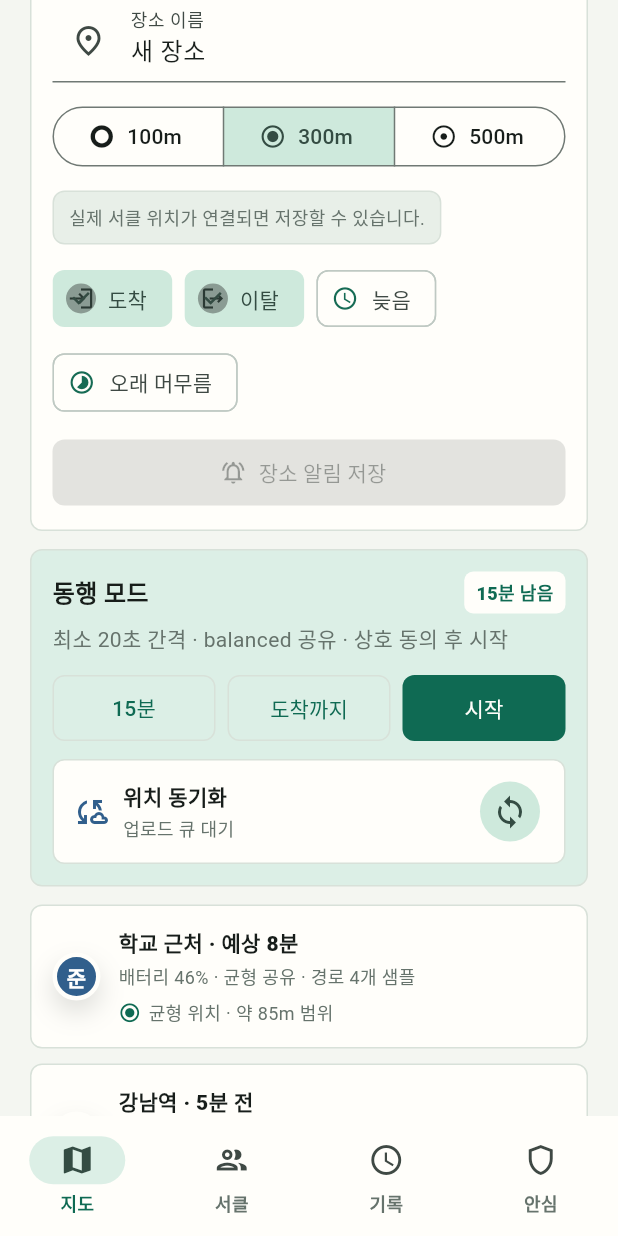
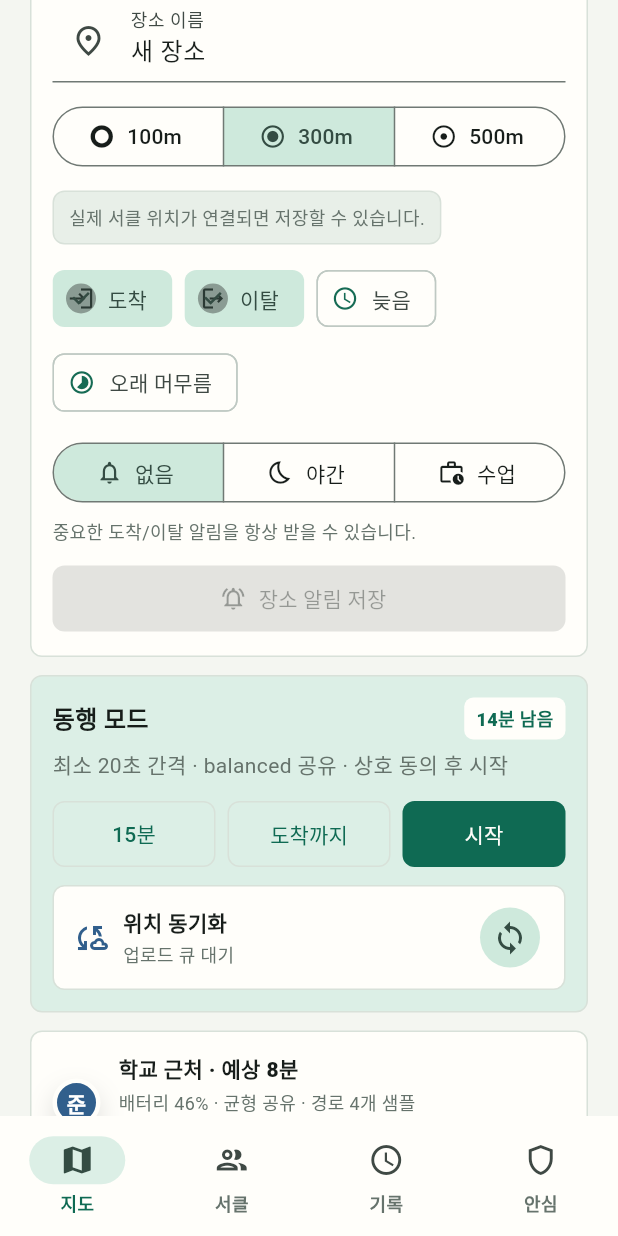
Before and after one commit to Jhongjin/gps, a Flutter app: the screen it shows after launch, scrolled down 576 dp, on a phone screen of 412 x 824 dp. Run offline on Flutter 3.47's test engine with Material 3 defaults, Android fonts, the phone set to English and light mode, and no system bars; our stand-ins replace flutter_map, latlong2, supabase_flutter; accounts and stored records are empty; Roboto replaces fonts that are missing (Geist).

Commit message:
Add place alert quiet hour presets

```diff
--- a/apps/gyeote_flutter/lib/src/core/backend/backend_contract.dart
+++ b/apps/gyeote_flutter/lib/src/core/backend/backend_contract.dart
@@ -142,6 +142,7 @@
     required this.notifyOnDeparture,
     required this.notifyOnLate,
     required this.notifyOnLongStay,
+    required this.quietHours,
     required this.enabled,
     required this.targetCount,
   });
@@ -155,8 +156,57 @@
   final bool notifyOnDeparture;
   final bool notifyOnLate;
   final bool notifyOnLongStay;
+  final PlaceAlertQuietHours quietHours;
   final bool enabled;
   final int targetCount;
+}
+
+class PlaceAlertQuietHours {
+  const PlaceAlertQuietHours({
+    required this.enabled,
+    this.start,
+    this.end,
+    this.timeZone,
+    this.label,
+  });
+
+  const PlaceAlertQuietHours.none()
+      : enabled = false,
+        start = null,
+        end = null,
+        timeZone = null,
+        label = null;
+
+  final bool enabled;
+  final String? start;
+  final String? end;
+  final String? timeZone;
+  final String? label;
+
+  String get summary {
+    if (!enabled) {
+      return '없음';
+    }
+    final timeLabel = start != null && end != null ? '$start-$end' : '설정됨';
+    final labelText = label;
+    if (labelText == null || labelText.isEmpty) {
+      return timeLabel;
+    }
+    return '$labelText $timeLabel';
+  }
+
+  Map<String, Object?> toJson() {
+    if (!enabled) {
+      return {};
+    }
+    return {
+      'enabled': enabled,
+      'start': start,
+      'end': end,
+      'timeZone': timeZone,
+      'label': label,
+    };
+  }
 }
 
 class PlaceAlertDraft {
@@ -170,6 +220,7 @@
     this.notifyOnDeparture = true,
     this.notifyOnLate = false,
     this.notifyOnLongStay = false,
+    this.quietHours = const PlaceAlertQuietHours.none(),
   });
 
   final String circleId;
@@ -181,6 +232,7 @@
   final bool notifyOnDeparture;
   final bool notifyOnLate;
   final bool notifyOnLongStay;
+  final PlaceAlertQuietHours quietHours;
 }
 
 class CheckInEvent {
--- a/apps/gyeote_flutter/lib/src/features/map/map_screen.dart
+++ b/apps/gyeote_flutter/lib/src/features/map/map_screen.dart
@@ -13,6 +13,12 @@
 import '../../core/location/place_alert_geofence_sync.dart';
 import '../../theme/gyeote_theme.dart';
 import 'map_models.dart';
+
+enum _PlaceQuietHoursPreset {
+  none,
+  night,
+  schoolOrWork,
+}
 
 class MapScreen extends StatefulWidget {
   MapScreen({
@@ -68,6 +74,7 @@
   bool _placeNotifyDeparture = true;
   bool _placeNotifyLate = false;
   bool _placeNotifyLongStay = false;
+  _PlaceQuietHoursPreset _placeQuietHoursPreset = _PlaceQuietHoursPreset.none;
   int _placeDraftRadiusM = 300;
   int _routeTailRequestSerial = 0;
   Set<String> _placeDraftTargetIds = const {};
@@ -725,6 +732,7 @@
           notifyOnDeparture: _placeNotifyDeparture,
           notifyOnLate: _placeNotifyLate,
           notifyOnLongStay: _placeNotifyLongStay,
+          quietHours: _quietHoursFromPreset(_placeQuietHoursPreset),
         ),
       );
       if (!mounted) {
@@ -881,6 +889,7 @@
           notifyDeparture: _placeNotifyDeparture,
           notifyLate: _placeNotifyLate,
           notifyLongStay: _placeNotifyLongStay,
+          quietHoursPreset: _placeQuietHoursPreset,
           statusMessage: _placeAlertStatusMessage,
           canSave: canSavePlaceAlert,
           isSaving: _isSavingPlaceAlert,
@@ -896,6 +905,8 @@
           onNotifyLateChanged: (value) => _setPlaceNotification(late: value),
           onNotifyLongStayChanged: (value) =>
               _setPlaceNotification(longStay: value),
+          onQuietHoursPresetChanged: (value) =>
+              setState(() => _placeQuietHoursPreset = value),
           onSave: () => _savePlaceAlert(
             center: draftPlacePoint,
             candidates: placeTargetCandidates,
@@ -1466,6 +1477,7 @@
     required this.notifyDeparture,
     required this.notifyLate,
     required this.notifyLongStay,
+    required this.quietHoursPreset,
     required this.statusMessage,
     required this.canSave,
     required this.isSaving,
@@ -1476,6 +1488,7 @@
     required this.onNotifyDepartureChanged,
     required this.onNotifyLateChanged,
     required this.onNotifyLongStayChanged,
+    required this.onQuietHoursPresetChanged,
     required this.onSave,
   });
 
@@ -1488,6 +1501,7 @@
   final bool notifyDeparture;
   final bool notifyLate;
   final bool notifyLongStay;
+  final _PlaceQuietHoursPreset quietHoursPreset;
   final String? statusMessage;
   final bool canSave;
   final bool isSaving;
@@ -1498,6 +1512,7 @@
   final ValueChanged<bool> onNotifyDepartureChanged;
   final ValueChanged<bool> onNotifyLateChanged;
   final ValueChanged<bool> onNotifyLongStayChanged;
+  final ValueChanged<_PlaceQuietHoursPreset> onQuietHoursPresetChanged;
   final Future<void> Function() onSave;
 
   @override
@@ -1640,6 +1655,41 @@
                 onSelected: onNotifyLongStayChanged,
               ),
             ],
+          ),
+          const SizedBox(height: 12),
+          SizedBox(
+            width: double.infinity,
+            child: SegmentedButton<_PlaceQuietHoursPreset>(
+              showSelectedIcon: false,
+              segments: const [
+                ButtonSegment(
+                  value: _PlaceQuietHoursPreset.none,
+                  icon: Icon(Icons.notifications_none_outlined),
+                  label: Text('없음'),
+                ),
+                ButtonSegment(
+                  value: _PlaceQuietHoursPreset.night,
+                  icon: Icon(Icons.bedtime_outlined),
+                  label: Text('야간'),
+                ),
+                ButtonSegment(
+                  value: _PlaceQuietHoursPreset.schoolOrWork,
+                  icon: Icon(Icons.work_history_outlined),
+                  label: Text('수업'),
+                ),
+              ],
+              selected: {quietHoursPreset},
+              onSelectionChanged: (values) {
+                if (values.isNotEmpty) {
+                  onQuietHoursPresetChanged(values.first);
+                }
+              },
+            ),
+          ),
+          const SizedBox(height: 6),
+          Text(
+            _quietHoursPresetCopy(quietHoursPreset),
+            style: const TextStyle(color: GyeoteColors.muted, fontSize: 12),
           ),
           if (statusMessage != null) ...[
             const SizedBox(height: 10),
@@ -2017,6 +2067,40 @@
   }
 }
 
+PlaceAlertQuietHours _quietHoursFromPreset(_PlaceQuietHoursPreset preset) {
+  switch (preset) {
+    case _PlaceQuietHoursPreset.none:
+      return const PlaceAlertQuietHours.none();
+    case _PlaceQuietHoursPreset.night:
+      return const PlaceAlertQuietHours(
+        enabled: true,
+        start: '22:00',
+        end: '07:00',
+        timeZone: 'Asia/Seoul',
+        label: '야간',
+      );
+    case _PlaceQuietHoursPreset.schoolOrWork:
+      return const PlaceAlertQuietHours(
+        enabled: true,
+        start: '09:00',
+        end: '17:00',
+        timeZone: 'Asia/Seoul',
+        label: '수업/근무',
+      );
+  }
+}
+
+String _quietHoursPresetCopy(_PlaceQuietHoursPreset preset) {
+  switch (preset) {
+    case _PlaceQuietHoursPreset.none:
+      return '중요한 도착/이탈 알림을 항상 받을 수 있습니다.';
+    case _PlaceQuietHoursPreset.night:
+      return '22:00-07:00에는 긴급하지 않은 장소 알림을 조용히 처리합니다.';
+    case _PlaceQuietHoursPreset.schoolOrWork:
+      return '09:00-17:00에는 반복적인 장소 알림을 줄이는 preset입니다.';
+  }
+}
+
 class _MapPin extends StatelessWidget {
   const _MapPin({
     required this.label,
```
Also changed, not shown: apps/gyeote_flutter/lib/src/core/backend/supabase_backend.dart (+17 -2 lines), apps/gyeote_flutter/lib/src/features/circle/circle_screen.dart (+8 -1 lines), 3 other files.
